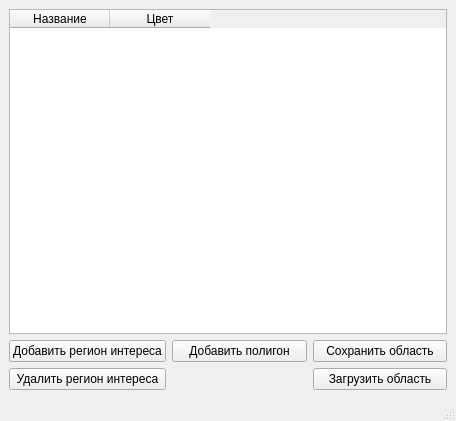
remsens/Peleng, file Peleng/2DHyperCube/PolygonManager.ui: the form before one commit.
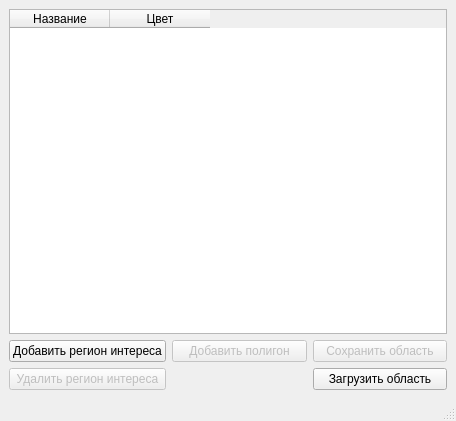
The form after the commit.

Commit message: Polygon Manager bugfixes: 1) "загрузить область" - добавляется новый регион интреса, в который загружается область 2) при потере фокуса со строки листвиджета некоторые кнопки становятся недоступными

```diff
--- a/Peleng/2DHyperCube/PolygonManager.ui
+++ b/Peleng/2DHyperCube/PolygonManager.ui
@@ -40,9 +40,27 @@
       </item>
       <item row="2" column="1">
        <widget class="QPushButton" name="buttonAddPolygon">
+        <property name="enabled">
+         <bool>false</bool>
+        </property>
+        <property name="focusPolicy">
+         <enum>Qt::StrongFocus</enum>
+        </property>
         <property name="text">
          <string>Добавить полигон</string>
         </property>
+        <property name="checkable">
+         <bool>false</bool>
+        </property>
+        <property name="autoDefault">
+         <bool>false</bool>
+        </property>
+        <property name="default">
+         <bool>false</bool>
+        </property>
+        <property name="flat">
+         <bool>false</bool>
+        </property>
        </widget>
       </item>
       <item row="3" column="2">
@@ -54,6 +72,9 @@
       </item>
       <item row="3" column="0">
        <widget class="QPushButton" name="buttonRemoveRegion">
+        <property name="enabled">
+         <bool>false</bool>
+        </property>
         <property name="text">
          <string>Удалить регион интереса</string>
         </property>
@@ -61,6 +82,9 @@
       </item>
       <item row="2" column="2">
        <widget class="QPushButton" name="buttonSaveRegion">
+        <property name="enabled">
+         <bool>false</bool>
+        </property>
         <property name="text">
          <string>Сохранить область</string>
         </property>
```
The commit also changes 1 other file.
